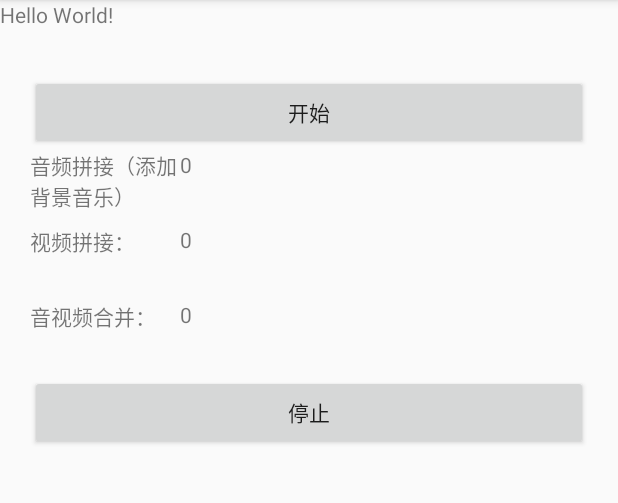
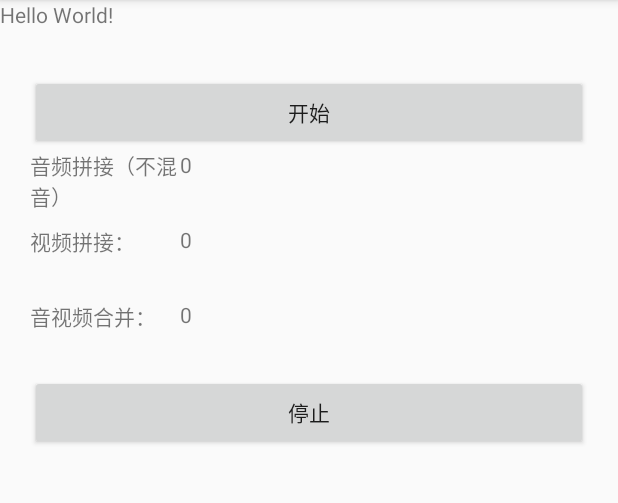
Before and after one commit to gengen1990/videoBind, an Android app: the screen it shows after launch (MainActivity), after a tap on "合并", on a phone screen of 412 x 824 dp, the part 84-587 px from its top. Run offline under Robolectric (Android 15) with nearby library versions, the phone set to English and light mode, and no system bars; pictures from the network do not load; 22 statements that could not run were skipped.

Commit message:
fix the audio bgm  and mute

```diff
--- a/app/src/main/java/com/hanzi/videobinddemo/MainActivity.java
+++ b/app/src/main/java/com/hanzi/videobinddemo/MainActivity.java
@@ -10,7 +10,6 @@ import android.widget.TextView;
 
 import com.hanzi.videobinddemo.core.MyApplication;
 import com.hanzi.videobinddemo.filter.AFilter;
-import com.hanzi.videobinddemo.filter.NoFilter;
 import com.hanzi.videobinddemo.media.MediaBind;
 import com.hanzi.videobinddemo.media.Variable.MediaBean;
 import com.hanzi.videobinddemo.media.Variable.MediaBindInfo;
@@ -32,8 +31,8 @@ public class MainActivity extends AppCompatActivity {
 
     private MediaBind mediaBind;
     private static String PATH = Environment.getExternalStorageDirectory().getAbsolutePath();
-    private String finalinputFilePath1 = PATH + "/1/water11.mp4";
-    private String finalinputFilePath2 = PATH + "/1/water12.mp4";
+    private String finalinputFilePath1 = PATH + "/1/ice.mp4";
+    private String finalinputFilePath2 = PATH + "/1/ice.mp4";
     private String bgmPath = PATH + "/1/Christmas_Story.aac";
 
     private int objectEditWidth = 400, objectEditHeight = 200;
@@ -66,7 +65,12 @@ public class MainActivity extends AppCompatActivity {
             @Override
             public void onClick(View v) {
                 startCompose();
-                merge.setText("开始");
+                MainActivity.this.runOnUiThread(new Runnable() {
+                    @Override
+                    public void run() {
+                        merge.setText("开始");
+                    }
+                });
             }
         });
         stop.setOnClickListener(new View.OnClickListener() {
@@ -74,6 +78,13 @@ public class MainActivity extends AppCompatActivity {
             public void onClick(View v) {
                 mediaBind.stop();
                 mediaBind.destory();
+                MainActivity.this.runOnUiThread(new Runnable() {
+                    @Override
+                    public void run() {
+                        merge.setText("合并");
+                    }
+                });
+
             }
         });
 
@@ -155,7 +166,7 @@ public class MainActivity extends AppCompatActivity {
 
 
                 MediaBean mediaBean1 = new MediaBean(finalinputFilePath1, 0);
-//                mediaBean1.setTime(1000000,19000000);
+                mediaBean1.setTimeUs(2000000,9000000);
                 List<MediaBean.EffectInfo> effectInfos =new ArrayList<>();
                 MediaBean.EffectInfo effectInfo=addEffectInfoData(drawingModel);
                 effectInfos.add(effectInfo);
@@ -167,7 +178,9 @@ public class MainActivity extends AppCompatActivity {
                 mediaBeans.add(mediaBean2);
                 AFilter beatlesFilter= FilterLibrary.getInstance().getFilter("Beatles");
                 mediaBindInfo.setFilter(beatlesFilter);
-                mediaBindInfo.setFilter(new NoFilter(MainActivity.this.getResources()));
+//                mediaBindInfo.setFilter(new NoFilter(MainActivity.this.getResources()));
+
+                mediaBindInfo.setMute(true);
 
                 mediaBindInfo.setMediaBeans(mediaBeans);
 
--- a/app/src/main/java/com/hanzi/videobinddemo/media/AudioComposer.java
+++ b/app/src/main/java/com/hanzi/videobinddemo/media/AudioComposer.java
@@ -154,9 +154,9 @@ public class AudioComposer {
 
         if (audioProgressCallBack != null) {
             if (isMix) {
-                audioProgressCallBack.onAudioType("音频拼接（添加背景音乐）");
+                audioProgressCallBack.onAudioType("音频拼接（混音）");
             } else {
-                audioProgressCallBack.onAudioType("音频拼接（不添加背景音乐）");
+                audioProgressCallBack.onAudioType("音频拼接（不混音）");
             }
         }
 
--- a/app/src/main/java/com/hanzi/videobinddemo/media/MediaBind.java
+++ b/app/src/main/java/com/hanzi/videobinddemo/media/MediaBind.java
@@ -94,7 +94,7 @@ public class MediaBind {
             case BOTH_PROCESS:
                 initAudioComposer(bindInfo);
                 initBgmComposer(bindInfo);
-                initMediaAudioMix();
+                initMediaAudioMix(bindInfo);
 
                 initVideoComposer(bindInfo);
 
@@ -103,7 +103,7 @@ public class MediaBind {
             case ONLY_AUDIO_PROCESS:
                 initAudioComposer(bindInfo);
                 initBgmComposer(bindInfo);
-                initMediaAudioMix();
+                initMediaAudioMix(bindInfo);
                 break;
             case ONLY_VIDEO_PROCESS:
                 initVideoComposer(bindInfo);
@@ -167,7 +167,8 @@ public class MediaBind {
     /**
      * 初始化 音频合成
      */
-    private void initMediaAudioMix() {
+    private void initMediaAudioMix(MediaBindInfo bindInfo) {
+        if (bindInfo.getBgm() == null && bindInfo.isMute()) return;
         audioMixHandlerThread = new HandlerThread("audioMix");
         audioMixHandlerThread.start();
         audioMixHandler = new Handler(audioMixHandlerThread.getLooper());
@@ -258,7 +259,11 @@ public class MediaBind {
 
             @Override
             public void onFinishWithoutMix() {
-
+                videoAudioOkIndex[0] = true;
+                if (callback != null) {
+                    callback.callback("bgm结束");
+                    callback.onAudioRate(100);
+                }
             }
         });
         bgmComposer.setAudioProgressCallBack(new AudioComposer.AudioProgressCallBack() {
@@ -320,10 +325,9 @@ public class MediaBind {
         //获取音频中最小的采样率
         int outSampleRate = getAudioMinSampleRate();
 
-        if (bgmComposer != null) {
+        if (bgmComposer != null && !mediaBindInfo.isMute()) {
             audioComposer.start(outSampleRate, 2, true);
             bgmComposer.start(outSampleRate, 2, true);
-
             audioMixHandler.post(new Runnable() {
                 @Override
                 public void run() {
@@ -338,7 +342,7 @@ public class MediaBind {
                                 @Override
                                 public void onProgress(int rate) {
                                     if (callback != null) {
-                                        callback.onAudioRate((int) (AUDIOMIX_RESAMPLE_RATE + (float)(AUDIOMIX_MERGE_RATE + AUDIOMIX_MIX_RATE) / 100 * rate));
+                                        callback.onAudioRate((int) (AUDIOMIX_RESAMPLE_RATE + (float) (AUDIOMIX_MERGE_RATE + AUDIOMIX_MIX_RATE) / 100 * rate));
                                     }
                                 }
                             });
@@ -358,11 +362,11 @@ public class MediaBind {
                     }
                 }
             });
-        } else {
+        } else if (bgmComposer != null) {
+            bgmComposer.start(outSampleRate, 2, false);
+        } else if (!mediaBindInfo.isMute()) {
             audioComposer.start(outSampleRate, 2, false);
         }
-
-
     }
 
     /**
@@ -373,8 +377,12 @@ public class MediaBind {
     private int getAudioMinSampleRate() {
         int audioSampleRate = 44100;
         if (bgmComposer != null) {
-            audioSampleRate = audioComposer.getMinSampleRate() > bgmComposer.getMinSampleRate() ?
-                    bgmComposer.getMinSampleRate() : audioComposer.getMinSampleRate();
+            if (mediaBindInfo.isMute()) {
+                audioSampleRate = bgmComposer.getMinSampleRate();
+            } else {
+                audioSampleRate = audioComposer.getMinSampleRate() > bgmComposer.getMinSampleRate() ?
+                        bgmComposer.getMinSampleRate() : audioComposer.getMinSampleRate();
+            }
         } else {
             audioSampleRate = audioComposer.getMinSampleRate();
         }
@@ -395,14 +403,16 @@ public class MediaBind {
     private void startCombine() {
         while (true) {
             if (videoAudioOkIndex[0] && videoAudioOkIndex[1]) {
-                String audioOutFilePath;
+                String audioOutFilePath= this.audioOutFilePath;
                 if (isAudioMix) {
                     audioOutFilePath = this.audioMixFilePath;
-                } else {
+                } else if (!mediaBindInfo.isMute()){
                     audioOutFilePath = this.audioOutFilePath;
+                } else if (mediaBindInfo.getBgm()!=null){
+                    audioOutFilePath=this.bgmOutFilePath;
                 }
 
-                mediaCombine.open(videoOutFilePath, audioOutFilePath, finalOutFilePath,videoComposer.getDurationUs(), new MediaCombine.CombineVideoListener() {
+                mediaCombine.open(videoOutFilePath, audioOutFilePath, finalOutFilePath, videoComposer.getDurationUs(), new MediaCombine.CombineVideoListener() {
                     @Override
                     public void onProgress(int progress) {
                         if (callback != null) {
@@ -440,7 +450,7 @@ public class MediaBind {
             endTime = mDuration % bgmBean.getDurationUs();
             if (endTime != 0) {
                 MediaBean mediaBean = bgmBean.clone();
-                mediaBean.setTime(bgmBean.getDurationUs(), 0, endTime);
+                mediaBean.setTimeUs(bgmBean.getDurationUs(), 0, endTime);
                 mediaBeans.add(mediaBean);
             }
 
--- a/app/src/main/java/com/hanzi/videobinddemo/media/Utils/decoder/VideoDecoder.java
+++ b/app/src/main/java/com/hanzi/videobinddemo/media/Utils/decoder/VideoDecoder.java
@@ -193,7 +193,7 @@ public class VideoDecoder {
             } else if (idx == MediaCodec.INFO_OUTPUT_FORMAT_CHANGED) {
                 Log.i(TAG, "decode output format changed:" + decoder.getOutputFormat().toString());
             } else if (idx >= 0) {
-                boolean doRender = (outputInfo.size != 0 && outputInfo.presentationTimeUs - mFirstSampleTime > mStartTimeUs);
+                boolean doRender = (outputInfo.size != 0 && outputInfo.presentationTimeUs  > 0);//- mFirstSampleTime mStartTimeUs
                 decoder.releaseOutputBuffer(idx, doRender);
                 Log.d(TAG, "run: doRender:" + doRender);
                 if (doRender) {
--- a/app/src/main/java/com/hanzi/videobinddemo/media/Variable/MediaBean.java
+++ b/app/src/main/java/com/hanzi/videobinddemo/media/Variable/MediaBean.java
@@ -35,11 +35,11 @@ public class MediaBean implements Cloneable {
         this.type = type;
     }
 
-    public void setTime(long startTimeUs, long endTimeUs) {
-      setTime(-1,startTimeUs,endTimeUs);
+    public void setTimeUs(long startTimeUs, long endTimeUs) {
+      setTimeUs(-1,startTimeUs,endTimeUs);
     }
 
-    public void setTime(long duration, long startTime, long endTime) {
+    public void setTimeUs(long duration, long startTime, long endTime) {
         this.durationUs = duration;
         this.startTimeUs = startTime;
         this.endTimeUs = endTime;
--- a/app/src/main/java/com/hanzi/videobinddemo/media/Variable/MediaBindInfo.java
+++ b/app/src/main/java/com/hanzi/videobinddemo/media/Variable/MediaBindInfo.java
@@ -18,6 +18,8 @@ public class MediaBindInfo {
     private int mRate;
     private int mOutputWidth;
     private int mOutputHeight;
+
+    private boolean isMute=false;
 
     public int getOutputWidth() {
         return mOutputWidth;
@@ -74,4 +76,12 @@ public class MediaBindInfo {
     public void setFilter(AFilter filter) {
         this.filter = filter;
     }
+
+    public boolean isMute() {
+        return isMute;
+    }
+
+    public void setMute(boolean mute) {
+        isMute = mute;
+    }
 }
--- a/app/src/main/java/com/hanzi/videobinddemo/media/VideoComposer.java
+++ b/app/src/main/java/com/hanzi/videobinddemo/media/VideoComposer.java
@@ -67,7 +67,7 @@ public class VideoComposer {
 
     private VideoProgressCallBack videoProgressCallBack;
 
-    private HashMap<Integer,Integer> resampleRateIndex=new HashMap<>();
+    private HashMap<Integer, Integer> resampleRateIndex = new HashMap<>();
 
     private long ptsOffset = 0;
 
@@ -101,7 +101,7 @@ public class VideoComposer {
 //            }
             mFrameRate = bean.getRate();
 
-            if (videoProgressCallBack!=null) {
+            if (videoProgressCallBack != null) {
                 videoProgressCallBack.onVideoType("视频拼接：");
             }
         }
@@ -183,7 +183,7 @@ public class VideoComposer {
                     long totalDurationUs = videoExtractor.getTotalDurationUs();
                     long startTimeUs = videoExtractor.getStartTimeUs();
                     long endTimeUs = videoExtractor.getEndTimeUs();
-                    long cutDurationUs =videoExtractor.getCutDurationUs();
+                    long cutDurationUs = videoExtractor.getCutDurationUs();
 //                    if (endTimeUs != -1 && endTimeUs < totalDurationUs) {
 //                        totalDurationUs = endTimeUs - startTimeUs;
 //                    }
@@ -211,7 +211,7 @@ public class VideoComposer {
      * @param endTimeUs
      */
     private void oneVideoEdit(int index, final VideoExtractor videoExtractor, final long firstSampleTime, final long durationUs, final long startTimeUs, long endTimeUs) {
-        videoExtractor.seekTo(firstSampleTime , SEEK_TO_PREVIOUS_SYNC);//+ startTimeUs
+        videoExtractor.seekTo(firstSampleTime, SEEK_TO_PREVIOUS_SYNC);//+ startTimeUs
         int width = 0, height = 0, frameRate = 0;
         if (mOutWidth == 0) {
             width = videoExtractor.getWidth();
@@ -227,7 +227,7 @@ public class VideoComposer {
 
         frameRate = videoExtractor.getFrameRate();
 
-        Log.i(TAG, String.format("oneVideoEdit: width：%d，height:%d" , width,height));
+        Log.i(TAG, String.format("oneVideoEdit: width：%d，height:%d", width, height));
 
         VideoEncoder encoder = new VideoEncoder();
         VideoDecoder decoder = new VideoDecoder();
@@ -236,9 +236,9 @@ public class VideoComposer {
         openDecoder(index, decoder, videoExtractor, encoder, width, height, firstSampleTime, startTimeUs);
         decoder.start(false);
         encoder.start(false);
-        Log.i(TAG, String.format("oneVideoEdit: durationUs:%d,startTimeUs:%d",durationUs,startTimeUs));
+        Log.i(TAG, String.format("oneVideoEdit: durationUs:%d,startTimeUs:%d", durationUs, startTimeUs));
 //                inputForDecoder2(videoExtractor, firstSampleTime, durationUs, startTimeUs, decoder);
-        composer(index,videoExtractor, firstSampleTime, durationUs, startTimeUs, decoder, encoder);
+        composer(index, videoExtractor, firstSampleTime, durationUs, startTimeUs, decoder, encoder);
 
     }
 
@@ -247,22 +247,35 @@ public class VideoComposer {
         boolean done = false;
         boolean decodeInputDone = false;
         boolean decodeOutputDone = false;
+        boolean isDecoding = false;
         while (!done) {
             if (!decodeInputDone) {
                 long now;
                 if (!beStop) {
-                    now = videoExtractor.getSampleTime() - firstSampleTime - startTimeUs;
+                    now = videoExtractor.getSampleTime()- firstSampleTime-startTimeUs;//- startTimeUs//
                 } else {
                     now = -1;
                 }
-                boolean beEndStream = (now >= durationUs || now == -1);
-                Log.i(TAG, "composer: firstSampleTime:"+firstSampleTime);
-                Log.i(TAG, "composer: startTimeUs:"+startTimeUs);
-                Log.i(TAG, "composer: now:"+now);
-                Log.i(TAG, "composer: duraiton:"+durationUs);
-                if (!decoder.decode(beEndStream)) {
-                     Log.d(TAG, "composer: decodeInputDone true");
-                    decodeInputDone = true;
+                //开始判断如果是未开始编码，先将videoExtractor 定位到 now>=0
+                if (!isDecoding && now < 0) {
+                    videoExtractor.advance();
+                } else {
+                    isDecoding = true;
+                }
+
+                if (isDecoding) {
+                    boolean beEndStream = (now >= durationUs || now < 0);
+                    Log.i(TAG, "composer1: sampleTime:" + videoExtractor.getSampleTime());
+                    Log.i(TAG, "composer1: index:" + index);
+                    Log.i(TAG, "composer1: firstSampleTime:" + firstSampleTime);
+                    Log.i(TAG, "composer1: startTimeUs:" + startTimeUs);
+                    Log.i(TAG, "composer1: now:" + now);
+                    Log.i(TAG, "composer1: duraiton:" + durationUs);
+                    Log.d(TAG, "composer1: decodeInputDone ：" + decodeInputDone);
+                    if (!decoder.decode(beEndStream)) {
+                        decodeInputDone = true;
+                        isDecoding = false;
+                    }
                 }
             }
 
@@ -272,14 +285,14 @@ public class VideoComposer {
                     decodeOutputDone = true;
                 }
             }
-            if ( encoder != null)
+            if (encoder != null)
                 if (decodeOutputDone) {
 //                    encoder.stopEncoder();
                     done = true;
                 } else {
                     done = encoder.encodeOutput();
                 }
-            Log.i(TAG, "composer: done:"+done);
+            Log.i(TAG, "composer: done:" + done);
 
         }
         videoEditIndex.put(index, true);
@@ -297,7 +310,7 @@ public class VideoComposer {
                     @Override
                     public void formatChanged(MediaFormat mediaFormat) {
 //                        startMuxer(mediaFormat);
-                        mMuxerFormat =mediaFormat;
+                        mMuxerFormat = mediaFormat;
                     }
 
                     @Override
@@ -306,15 +319,15 @@ public class VideoComposer {
                             ByteContainer byteContainer = new ByteContainer();
                             videoDataHashMap.put(index, byteContainer);
                         }
-                        byte[] dst=new byte[byteBuffer.limit()];
+                        byte[] dst = new byte[byteBuffer.limit()];
                         byteBuffer.get(dst);
 
-                        Log.d(TAG, "onOutputBuffer: bufferInfo:"+bufferInfo.presentationTimeUs);
-                        Log.d(TAG, "onOutputBuffer: index:"+index);
+                        Log.d(TAG, "onOutputBuffer: bufferInfo:" + bufferInfo.presentationTimeUs);
+                        Log.d(TAG, "onOutputBuffer: index:" + index);
                         videoDataHashMap.get(index).putData(dst);
                         videoDataHashMap.get(index).putBufferInfo(bufferInfo);
 
-                        resampleProgress(index,bufferInfo.presentationTimeUs);
+                        resampleProgress(index, bufferInfo.presentationTimeUs);
 //                        if (!muxStarted) {
 //                            synchronized (lock) {
 //                                if (!muxStarted) {
@@ -332,7 +345,7 @@ public class VideoComposer {
 
                     @Override
                     public void encodeOver() {
-                        Log.i(TAG, String.format("encodeOve %d",index));
+                        Log.i(TAG, String.format("encodeOve %d", index));
 
                     }
                 });
@@ -345,10 +358,10 @@ public class VideoComposer {
 
         startMuxer(mMuxerFormat);
 
-        Object[] key_arr =  videoDataHashMap.keySet().toArray();
+        Object[] key_arr = videoDataHashMap.keySet().toArray();
         Arrays.sort(key_arr);
-        for  (Object key : key_arr) {
-            Log.i(TAG, "startMerge: key:"+key);
+        for (Object key : key_arr) {
+            Log.i(TAG, "startMerge: key:" + key);
             mergeByteBuffer(videoDataHashMap.get(key));
         }
 
@@ -362,7 +375,7 @@ public class VideoComposer {
         long videoPts = 0;
         while (!byteContainer.isEmpty()) {
             byte[] data = byteContainer.getData();
-            Log.d(TAG, "mergeByteBuffer: length:"+data.length);
+            Log.d(TAG, "mergeByteBuffer: length:" + data.length);
             ByteBuffer byteBuffer = ByteBuffer.allocate(data.length);
             MediaCodec.BufferInfo bufferInfo = byteContainer.getBufferInfo();
             Log.d(TAG, "mergeByteBuffer: bufferInfo.presentationTimeUs:" + bufferInfo.presentationTimeUs);
@@ -377,7 +390,6 @@ public class VideoComposer {
         ptsOffset += 10000L;//test ，如果不添加，如何
         Log.i(TAG, "finish one file, ptsOffset " + ptsOffset);
     }
-
 
 
     private void startMuxer(MediaFormat mediaFormat) {
@@ -507,7 +519,7 @@ public class VideoComposer {
             resampleRateIndex.put(index, (int) pts);
             int sum = 0;
             for (Integer integer : resampleRateIndex.keySet()) {
-                    sum += resampleRateIndex.get(integer);
+                sum += resampleRateIndex.get(integer);
             }
             Log.i(TAG, "onOutputBuffer: sum:" + sum);
             Log.i(TAG, "onOutputBuffer: duration:" + mDuration);
@@ -523,10 +535,10 @@ public class VideoComposer {
     private void mergeProgress(long pts) {
         if (videoProgressCallBack != null) {
             int RATE, exRate;
-                RATE = MediaBind.VIDEO_MERGE_RATE;
-                exRate = MediaBind.VIDEO_RECODE_RATE;
+            RATE = MediaBind.VIDEO_MERGE_RATE;
+            exRate = MediaBind.VIDEO_RECODE_RATE;
 
-            float rate = (float)pts / mDuration;
+            float rate = (float) pts / mDuration;
             if (rate > 1) {
                 rate = 1;
             }
@@ -537,8 +549,8 @@ public class VideoComposer {
     }
 
 
-    public void setVideoProgressCallBack(VideoProgressCallBack videoProgressCallBack){
-        this.videoProgressCallBack= videoProgressCallBack;
+    public void setVideoProgressCallBack(VideoProgressCallBack videoProgressCallBack) {
+        this.videoProgressCallBack = videoProgressCallBack;
     }
 
     public interface VideoComposerCallBack {
```
Also changed, not shown: app/src/main/java/com/hanzi/videobinddemo/media/Utils/extractor/AudioExtractor.java (+20 -17 lines).
